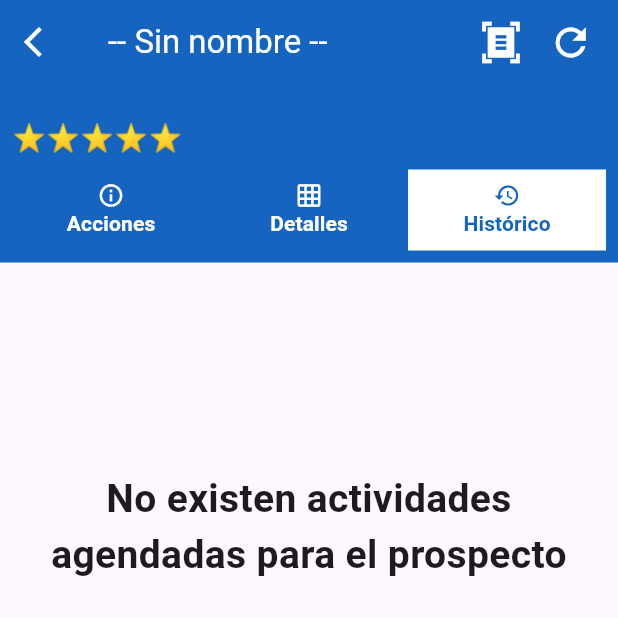
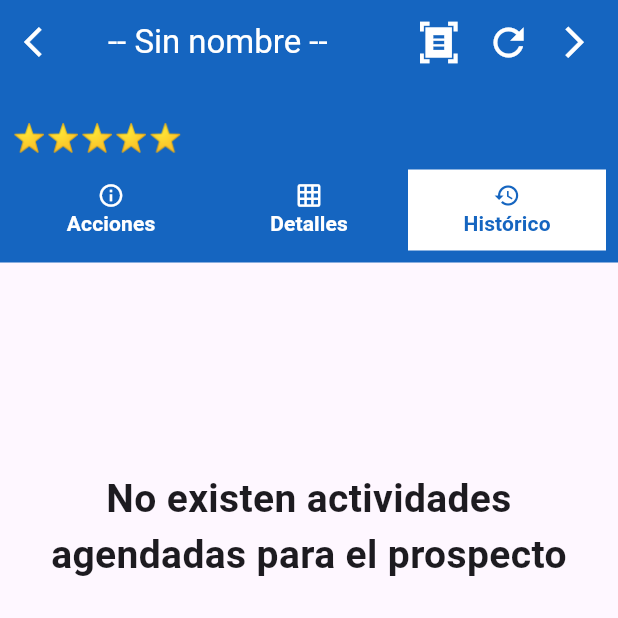
Before and after one commit to AngelValdiviezoEkSoft/crm_app_ekuasoft, a Flutter app: the PlanificacionActividadesConActividadScreen screen opened by its route, after a tap on "Detalles", after a tap on "Histórico", on a phone screen of 412 x 824 dp, the top half of it. Run offline on Flutter 3.47's test engine with Material 3 defaults, Android fonts, the phone set to English and light mode, and no system bars; drawn by our look-alikes of auto_size_text; our stand-ins replace animate_do, avatar_glow, bloc, calendar_date_picker2, connectivity_plus, custom_refresh_indicator and 28 more; missing offline and left inert: ai_barcode_scanner, cron, device_imei, google_polyline_algorithm, one_clock, secure_application; accounts and stored records are empty; key blocks and very long unbroken strings in the code were emptied for the run.

Commit message:
Agregado de flecha "siguiente" para crear actividades en los prospectos

```diff
--- a/crm_ekuasoft_app/lib/domain/models/prospecto_type_response.dart
+++ b/crm_ekuasoft_app/lib/domain/models/prospecto_type_response.dart
@@ -186,18 +186,18 @@ class DatumCrmLead {
         dayClose: json["day_close"] ?? 0,
         description: json["description"],
         emailFrom: json["email_from"] ?? '',
-        lostReasonId: CampaignId.fromMap(json["lost_reason_id"]),
-        mediumId: StructCombos.fromMap(json["medium_id"]),
+        lostReasonId: json["lost_reason_id"] != null ? CampaignId.fromMap(json["lost_reason_id"]) : CampaignId(id: 0, name: ''),
+        mediumId: json["medium_id"] != null ? StructCombos.fromMap(json["medium_id"]) : StructCombos(id: 0, name: ''),
         name: json["name"],
         partnerId: PartnerId.fromMap(json["partner_id"]),
         partnerName: json["partner_name"],
         phone: json["phone"],
         priority: json["priority"],
-        sourceId: StructCombos.fromMap(json["source_id"]),
-        stageId: StructCombos.fromMap(json["stage_id"]),
-        stateId: StructCombos.fromMap(json["state_id"]),
+        sourceId: json["source_id"] != null ? StructCombos.fromMap(json["source_id"]) : StructCombos(id: 0, name: ''),
+        stageId: json["stage_id"] != null ? StructCombos.fromMap(json["stage_id"]) : StructCombos(id: 0, name: ''),
+        stateId: json["state_id"] != null ? StructCombos.fromMap(json["state_id"]) : StructCombos(id: 0, name: ''),
         tagIds: List<dynamic>.from(json["tag_ids"].map((x) => x)),
-        title: CampaignId.fromMap(json["title"]),
+        title: json["title"] != null ? CampaignId.fromMap(json["title"]) : CampaignId(id: 0, name: ''),
         type: json["type"],
         city: json["city"],
         emailCc: json["email_cc"],
@@ -432,16 +432,16 @@ class FieldsCrmLead {
         dateDeadline: json["date_deadline"],
         dateOpen: json["date_open"],
         dayClose: json["day_close"],
-        description: json["description"],
-        emailCc: json["email_cc"],
-        emailFrom: json["email_from"],
-        function: json["function"],
-        lostReasonId: json["lost_reason_id"],
+        description: json["description"] ?? '',
+        emailCc: json["email_cc"] ?? '',
+        emailFrom: json["email_from"] ?? '',
+        function: json["function"] ?? '',
+        lostReasonId: json["lost_reason_id"] ?? '',
         mediumId: json["medium_id"],
         mobile: json["mobile"],
-        name: json["name"],
+        name: json["name"] ?? '',
         partnerId: json["partner_id"],
-        partnerName: json["partner_name"],
+        partnerName: json["partner_name"] ?? '',
         phone: json["phone"],
         priority: json["priority"],
         sourceId: json["source_id"],
--- a/crm_ekuasoft_app/lib/infraestructure/services/activities_service.dart
+++ b/crm_ekuasoft_app/lib/infraestructure/services/activities_service.dart
@@ -363,6 +363,7 @@ class ActivitiesService extends ChangeNotifier{
 
       return objFinAct;
     }
+
   }
 
   getActivitiesDiariasByProspecto(fechas, resId) async {
--- a/crm_ekuasoft_app/lib/ui/screens/actividades/actividades_by_filtro_screen.dart
+++ b/crm_ekuasoft_app/lib/ui/screens/actividades/actividades_by_filtro_screen.dart
@@ -191,7 +191,7 @@ class ActividadesByFiltroState extends State<ActividadesByFiltro>  {
 
               return Scaffold(
                 appBar: AppBar(
-                  title: const Text("Agenda"),
+                  title: const Text("Agenda de actividades"),
                   leading: IconButton(
                     icon: const Icon(Icons.arrow_back_ios),
                     onPressed: () {
--- a/crm_ekuasoft_app/lib/ui/screens/actividades/planificacion_actividades_con_act_screen.dart
+++ b/crm_ekuasoft_app/lib/ui/screens/actividades/planificacion_actividades_con_act_screen.dart
@@ -1,4 +1,5 @@
 import 'dart:async';
+import 'dart:convert';
 import 'package:auto_size_text/auto_size_text.dart';
 import 'package:crm_ekuasoft_app/domain/domain.dart';
 import 'package:crm_ekuasoft_app/infraestructure/infraestructure.dart';
@@ -23,7 +24,7 @@ bool seleccionaTodasActividades = false;
 bool seleccionaUnaActividad = false;
 int activitySelected = 0;
 List<MailActivityTypeDatumAppModel> actividadesFilAgendaPlanAct = [];
-List<String> lstActividadesAct = [];
+List<String> lstTipoActividades = [];
 int idProspectoAct = 0;
 Timer? _timerAct;
 int _segundosAct = 0;
@@ -72,7 +73,7 @@ class PlanActivState extends State<PlanificacionActividadesConActividadScreen> {
     actualizaListaActiv= false;
     actividadesFiltradasAct = [];
     idProspectoAct = 0;
-    lstActividadesAct = [];
+    lstTipoActividades = [];
     _segundosAct = 0;
     _corriendoAct = false;
     actividadesFilAgendaPlanAct = [];
@@ -259,7 +260,7 @@ class PlanActivState extends State<PlanificacionActividadesConActividadScreen> {
                                                   labelText: 'Seleccione el tipo de actividad...',
                                                 ),
                                                 //value: campSelect,
-                                                items: lstActividadesAct.map((activityPrsp) =>
+                                                items: lstTipoActividades.map((activityPrsp) =>
                                                   DropdownMenuItem(
                                                       value: activityPrsp,
                                                       child: Text(activityPrsp, overflow: TextOverflow.ellipsis, maxLines: 1, style: const TextStyle(fontSize: 12),),
@@ -301,28 +302,22 @@ class PlanActivState extends State<PlanificacionActividadesConActividadScreen> {
                                             TextFormField(
                                               controller: descripcionActTxtAct,
                                               onChanged: (value) {
-                                                planActiv.setHeightModalPlanAct(
-                                                    0.92);
+                                                planActiv.setHeightModalPlanAct(0.92);
                                               },
                                               onTap: () {
-                                                planActiv.setHeightModalPlanAct(
-                                                    0.92);
+                                                planActiv.setHeightModalPlanAct(0.92);
                                               },
                                               onEditingComplete: () {
-                                                planActiv.setHeightModalPlanAct(
-                                                    0.65);
+                                                planActiv.setHeightModalPlanAct(0.65);
                                                 FocusScope.of(context).unfocus();
                                               },
                                               onTapOutside: (event) {
-                                                planActiv.setHeightModalPlanAct(
-                                                    0.65);
+                                                planActiv.setHeightModalPlanAct(0.65);
                                                 FocusScope.of(context).unfocus();
                                               },
                                               maxLines: 4,
-                                              decoration:
-                                                  const InputDecoration(
-                                                labelText:
-                                                    'Ingrese su descripción...',
+                                              decoration: const InputDecoration(
+                                                labelText: 'Ingrese su descripción...',
                                                 border: OutlineInputBorder(),
                                               ),
                                             ),
@@ -398,6 +393,13 @@ class PlanActivState extends State<PlanificacionActividadesConActividadScreen> {
                                                     }
 
                                                     int activityTypeIdFrm = 0;
+
+                                                    MailActivityTypeAppModel? objRspFinalTpAct = await ActivitiesService().getTipoActividades();
+
+                                                    if(objRspFinalTpAct != null){
+                                                      actividadesFilAgendaPlanAct = [];
+                                                      actividadesFilAgendaPlanAct = objRspFinalTpAct.data;
+                                                    }
 
                                                     for(int i = 0; i < actividadesFilAgendaPlanAct.length; i++){
                                                       if(campSelect == actividadesFilAgendaPlanAct[i].name){
@@ -451,6 +453,7 @@ class PlanActivState extends State<PlanificacionActividadesConActividadScreen> {
                                                     );
 
                                                     showDialog(
+                                                      //ignore: use_build_context_synchronously
                                                       context: context,
                                                       barrierDismissible: false,
                                                       builder: (context) => SimpleDialog(
@@ -638,7 +641,52 @@ class PlanActivState extends State<PlanificacionActividadesConActividadScreen> {
                   ),
                   SizedBox(
                     width: size.width * 0.04,
-                  )
+                  ),
+
+                  Tooltip(
+                    message: 'Ir al siguiente prospecto',
+                    child: GestureDetector(
+                      onTap: () async {
+                        if(objDatumCrmLead == null) return;
+
+                        var lstProspStr = await ProspectoTypeService().getProspectos();
+                        var objLogDecode = json.decode(lstProspStr);
+
+                        ProspectoResponseModel apiResponse = ProspectoResponseModel.fromJson(objLogDecode);
+
+                        List<DatumCrmLead> prospectosFiltradosNext = apiResponse.result.data.crmLead.data;
+
+                        for(int i = 0; i < prospectosFiltradosNext.length; i++){
+                          if(prospectosFiltradosNext[i].id == objDatumCrmLead!.id) {
+                            try{
+                              objDatumCrmLead = prospectosFiltradosNext[i + 1];
+                            }
+                            catch(_){
+                              objDatumCrmLead = prospectosFiltradosNext[0];
+                            }
+
+                            //ignore:use_build_context_synchronously
+                            context.pop();
+
+                            //ignore:use_build_context_synchronously
+                            context.push(objRutasGen.rutaPlanActivConActiv);
+
+                            return;
+                          }
+                        }
+
+                      },
+                      child: const Icon(
+                        Icons.arrow_forward_ios,
+                        color: Colors.white,
+                        size: 25,
+                      )
+                    ),
+                  ),
+
+                  SizedBox(
+                    width: size.width * 0.04,
+                  ),
                 ],
               ),
               body: SingleChildScrollView(
@@ -994,7 +1042,6 @@ class PlanActivStateTwo extends State<PlanActiv> {
 
   }
 
-
   Future<void> cargaActividadesByCliente() async {
     try {
       final gnrBloc = Provider.of<GenericBloc>(context, listen: false);
@@ -1005,24 +1052,23 @@ class PlanActivStateTwo extends State<PlanActiv> {
       if(objRspFinal != null && actividadesFilAgendaPlanAct.isEmpty && lstActividadesDiariasByProspecto.isEmpty){
         lstActividadesDiariasByProspecto = objRspFinal.activities.data;
         actividadesFilAgendaPlanAct = objRspFinal.objMailAct.data;
-        lstActividadesAct = [];
+        lstTipoActividades = [];
         objDatumCrmLead = objRspFinal.lead;
-
-        for(int i = 0; i < actividadesFilAgendaPlanAct.length; i++){
-          lstActividadesAct.add(actividadesFilAgendaPlanAct[i].name ?? '');
-        }
-
-        if(actPlanSelectAct.isEmpty && lstActividadesAct.isNotEmpty){
-          actPlanSelectAct = lstActividadesAct.first;
+      }
+
+      MailActivityTypeAppModel? objRspFinalTpAct = await ActivitiesService().getTipoActividades();
+
+      if(objRspFinalTpAct != null){
+        for(int i = 0; i < objRspFinalTpAct.data.length; i++){
+          lstTipoActividades.add(objRspFinalTpAct.data[i].name ?? '');
+        }
+
+        if(actPlanSelectAct.isEmpty && lstTipoActividades.isNotEmpty){
+          actPlanSelectAct = lstTipoActividades.first;
         }
       }
 
       gnrBloc.setIniciaCarga(false);
-/*
-      setState(() {
-        //_mensaje = "¡Datos recibidos!";
-      });
-      */
 
     } catch (_) {
 
@@ -1508,28 +1554,6 @@ class PlanActivStateTwo extends State<PlanActiv> {
                                           double tiempo = double.parse(_segundosAct.toString());
 
                                           List<ActivitiesTypeRequestModel> lstRqst = [];
-
-                                                /*
-
-                                                ActivitiesTypeRequestModel objReqst = ActivitiesTypeRequestModel(
-                                                  active: true,
-                                                  createDate: DateTime.now(),//DateTime.parse(fechaActividadContTxtAct.text),
-                                                  createUid: 0,
-                                                  displayName: objDatumCrmLead?.contactName ?? '',
-                                                  previousActivityTypeId: 0,
-                                                  note: descripcionActTxtAct.text,
-                                                  activityTypeId: idACt,
-                                                  dateDeadline: DateTime.now(),
-                                                  userId: objDatumCrmLead?.userId!.id ?? 0,
-                                                  userCreateId: objDatumCrmLead?.userId!.id ?? 0,
-                                                  resId: objDatumCrmLead?.id ?? 0,
-                                                  actId: activitySelected,
-                                                  workingTime: tiempo,
-                                                  summary: '',
-                                                  leadName: objDatumCrmLead?.name ?? '',
-                                                  leadPhone: objDatumCrmLead?.phone ?? ''
-                                                );
-                                                */
 
                                           showDialog(
                                             context: context,
--- a/crm_ekuasoft_app/lib/ui/views/actividades/historico_actividades_by_prospecto_view.dart
+++ b/crm_ekuasoft_app/lib/ui/views/actividades/historico_actividades_by_prospecto_view.dart
@@ -46,9 +46,9 @@ class HistoricoActByProspViewState extends State<HistoricoActByProspView> {
       if(objRspFinal != null && lstActividadesHistoricosByProspecto.isEmpty){
         lstActividadesHistoricosByProspecto = objRspFinal.activities.data;
         //actividadesFilAgendaPlanAct = objRspFinal.objMailAct.data;
-        lstActividadesAct = [];
+        //lstActividadesAct = [];
         objDatumCrmLead = objRspFinal.lead;
-
+        /*
         for(int i = 0; i < actividadesFilAgendaPlanAct.length; i++){
           lstActividadesAct.add(actividadesFilAgendaPlanAct[i].name ?? '');
         }
@@ -56,6 +56,7 @@ class HistoricoActByProspViewState extends State<HistoricoActByProspView> {
         if(actPlanSelectAct.isEmpty && lstActividadesAct.isNotEmpty){
           actPlanSelectAct = lstActividadesAct.first;
         }
+        */
       }
 
       gnrBloc.setIniciaCarga(false);
```
Also changed, not shown: crm_ekuasoft_app/lib/ui/screens/prospectos/listado_prospectos_screen.dart (+1 -7 lines). Lines whose indentation alone changed are shown as unchanged.
